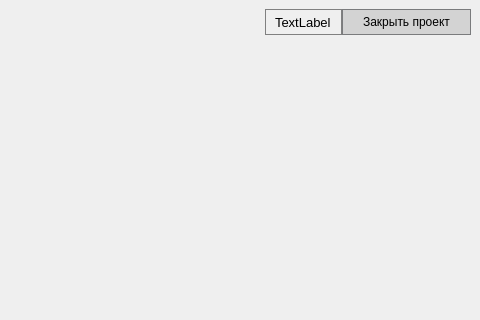
Before: the Qt Designer form desktop_app/design/train_app.ui in ivansoya/neural-master, drawn with Qt 5; both pictures show x 673 to 1153 and y 0 to 320 of the 1153 by 812 pixel window.
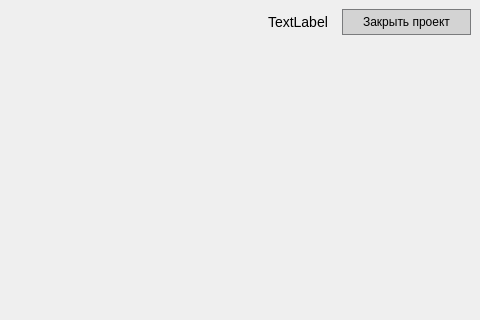
After: the same form once the commit is applied.

What changed in the file:
```diff
--- a/desktop_app/design/train_app.ui
+++ b/desktop_app/design/train_app.ui
@@ -154,16 +154,12 @@
         <widget class="QLabel" name="label_export">
          <property name="font">
           <font>
-           <pointsize>10</pointsize>
+           <pointsize>-1</pointsize>
           </font>
          </property>
          <property name="styleSheet">
-          <string notr="true">QLabel {
-        border: 1px solid gray;
-        border-radius: 0px;
-        padding: 2px 6px;
-        background-color: palette(button);
-    }</string>
+          <string notr="true">padding: 5px 10px;
+font-size: 14px;</string>
          </property>
          <property name="text">
           <string>TextLabel</string>
```
Left out of the diff: 4 changed lines with no effect on the pictures.
